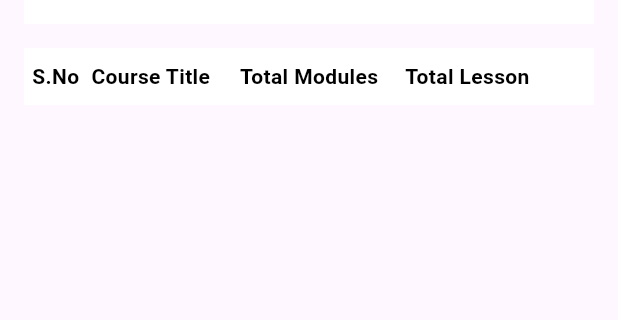
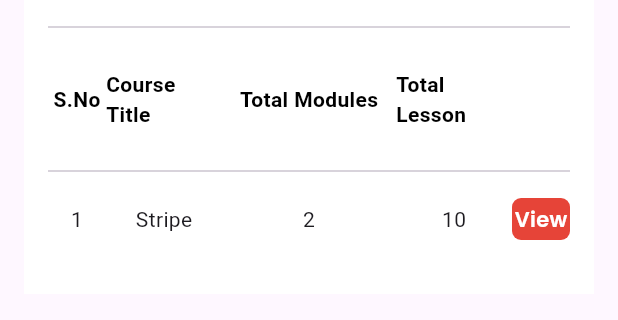
Before and after one commit to ba138/student_managment_system, a Flutter app: the CoursePage screen opened directly, on a phone screen of 412 x 824 dp, the part 270-590 px from its top. Run offline on Flutter 3.47's test engine with Material 3 defaults, Android fonts, the phone set to English and light mode, and no system bars; our stand-ins replace cloud_firestore, file_picker, firebase_core, firebase_storage, get, google_fonts; missing offline and left inert: dart:html; accounts and stored records are empty.

Commit message:
changes to implement the ui of the course screen

```diff
--- a/lib/Pages/Courses/course.dart
+++ b/lib/Pages/Courses/course.dart
@@ -192,17 +192,14 @@ class CoursePage extends StatelessWidget {
                                         )
                                       ],
                                     ),
-                                  ]),
+                                    const SizedBox(
+                                      height: 10,
                                     ),
+                                    const Divider(),
+                                    const SizedBox(
+                                      height: 10,
                                     ),
-                        ),
-                        Padding(
-                          padding: const EdgeInsets.all(16.0),
-                          child: Container(
-                            height: 38,
-                            width: MediaQuery.of(context).size.width,
-                            color: AppColors.secondryColor,
-                            child: const Row(
+                                    const Row(
                                       children: [
                                         Expanded(
                                           flex: 1,
@@ -252,30 +249,6 @@ class CoursePage extends StatelessWidget {
                                             ),
                                           ),
                                         ),
-                                // Expanded(
-                                //   flex: 2,
-                                //   child: Center(
-                                //     child: Text(
-                                //       'Date of Birth',
-                                //       style: TextStyle(
-                                //         fontWeight: FontWeight.bold,
-                                //         color: Colors.black,
-                                //       ),
-                                //     ),
-                                //   ),
-                                // ),
-                                // Expanded(
-                                //   flex: 1,
-                                //   child: Center(
-                                //     child: Text(
-                                //       'Status',
-                                //       style: TextStyle(
-                                //         fontWeight: FontWeight.bold,
-                                //         color: Colors.black,
-                                //       ),
-                                //     ),
-                                //   ),
-                                // ),
                                         Expanded(
                                           flex: 1,
                                           child: Center(
@@ -289,6 +262,68 @@ class CoursePage extends StatelessWidget {
                                           ),
                                         ),
                                       ],
+                                    ),
+                                    const SizedBox(
+                                      height: 10,
+                                    ),
+                                    const Divider(),
+                                    const SizedBox(
+                                      height: 10,
+                                    ),
+                                    Row(
+                                      children: [
+                                        Expanded(
+                                          flex: 1,
+                                          child: Center(child: Text("1")),
+                                        ),
+                                        Expanded(
+                                          flex: 2,
+                                          child: Center(child: Text("Stripe")),
+                                        ),
+                                        Expanded(
+                                          flex: 3,
+                                          child: Center(child: Text("2")),
+                                        ),
+                                        Expanded(
+                                          flex: 2,
+                                          child: Center(child: Text("10")),
+                                        ),
+                                        Expanded(
+                                          flex: 1,
+                                          child: InkWell(
+                                            onTap: () {},
+                                            child: Container(
+                                              height: 28,
+                                              width: 50,
+                                              decoration: BoxDecoration(
+                                                color: AppColors.primaryColor,
+                                                borderRadius:
+                                                    BorderRadius.circular(6),
+                                              ),
+                                              child: Center(
+                                                child: Text(
+                                                  "View",
+                                                  style: GoogleFonts.getFont(
+                                                    "Poppins",
+                                                    textStyle: TextStyle(
+                                                      fontSize: 14,
+                                                      fontWeight:
+                                                          FontWeight.w600,
+                                                      color: AppColors
+                                                          .secondryColor,
+                                                    ),
+                                                  ),
+                                                ),
+                                              ),
+                                            ),
+                                          ),
+                                        ),
+                                      ],
+                                    ),
+                                    const SizedBox(
+                                      height: 20,
+                                    ),
+                                  ]),
                             ),
                           ),
                         ),
```
Lines whose indentation alone changed are shown as unchanged.
